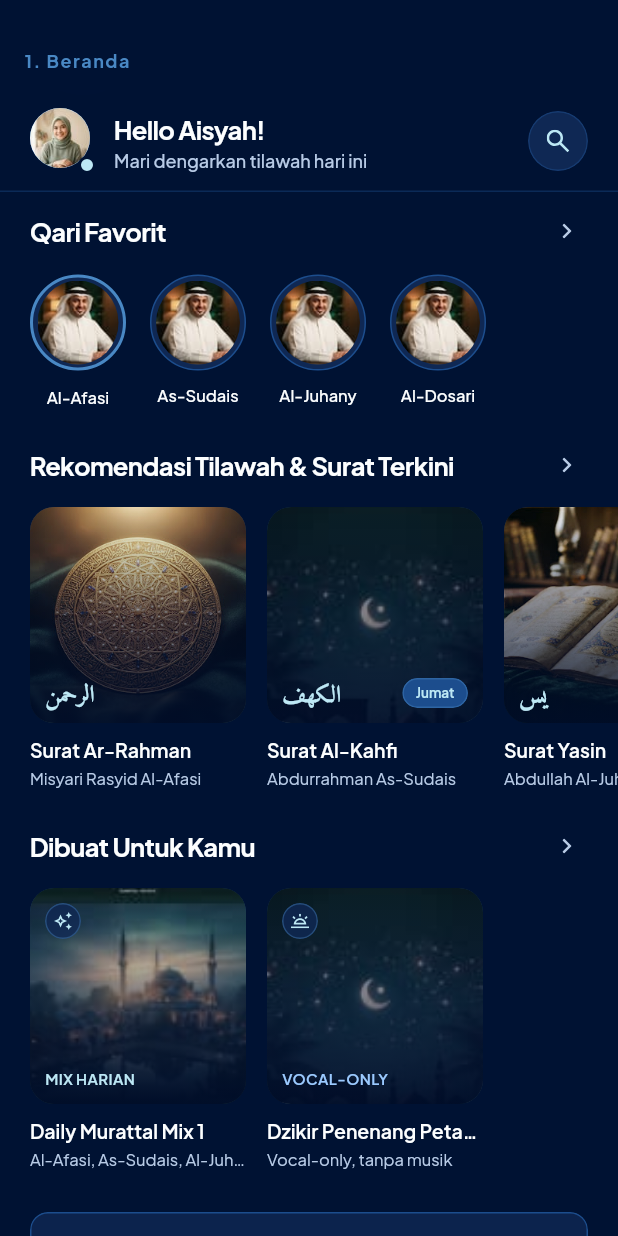
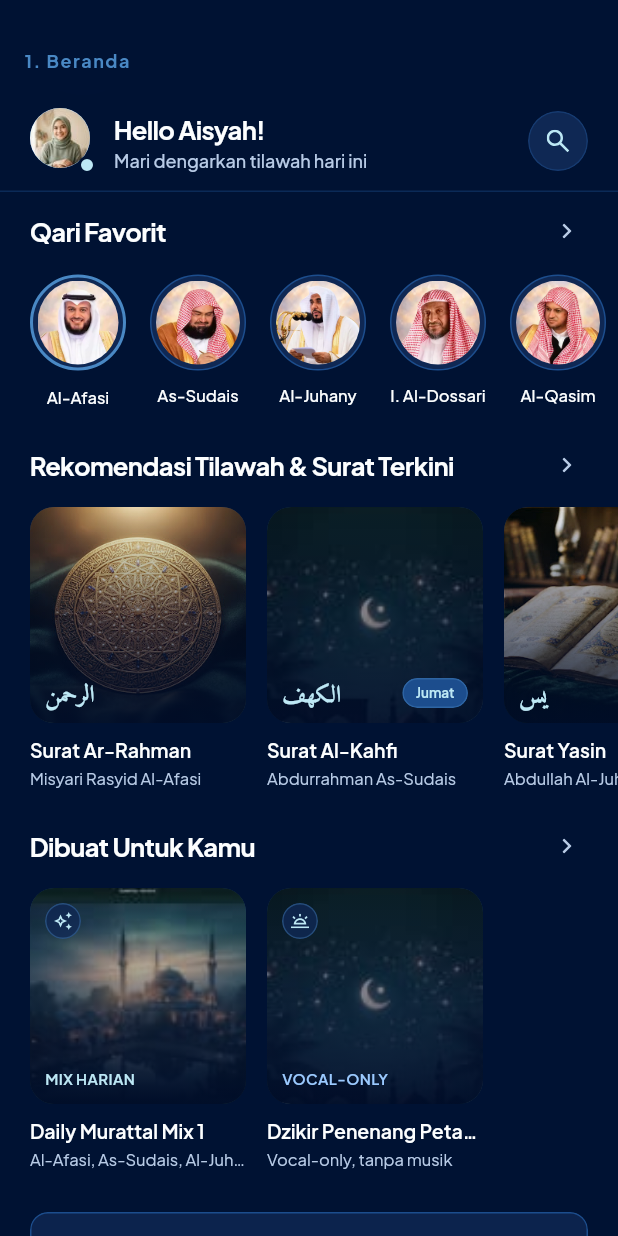
Before and after one commit to Rahmadarf/quran-app-final-project, a Flutter app: the WidgetGallery widget shown alone on an empty page, opened directly, on a phone screen of 412 x 824 dp. Run offline on Flutter 3.47's test engine with Material 3 defaults, Android fonts, the phone set to English and light mode, and no system bars; our stand-ins replace flutter_svg.

Commit message:
feat(qari): pasang foto qari favorit terbaru di galeri widget

```diff
--- a/lib/dev/widget_gallery.dart
+++ b/lib/dev/widget_gallery.dart
@@ -50,7 +50,18 @@ class _WidgetGalleryState extends State<WidgetGallery> {
   static const _alKahfi = AssetImage('assets/images/covers/al-kahfi.png');
   static const _yasin = AssetImage('assets/images/covers/yasin.png');
   static const _masjid = AssetImage('assets/images/covers/masjid-petang.png');
-  static const _afasi = AssetImage('assets/images/qari/al-afasi.png');
+  static const _qariAfasi =
+      AssetImage('assets/images/qari/misyari-rasyid-al-afasi.webp');
+  static const _qariSudais =
+      AssetImage('assets/images/qari/abdurrahman-as-sudais.webp');
+  static const _qariJuhany =
+      AssetImage('assets/images/qari/abdullah-al-juhany.webp');
+  static const _qariDossari =
+      AssetImage('assets/images/qari/ibrahim-al-dossari.webp');
+  static const _qariQasim =
+      AssetImage('assets/images/qari/abdul-muhsin-al-qasim.webp');
+  static const _qariYasser =
+      AssetImage('assets/images/qari/yasser-al-dossari.webp');
   static const _starfield =
       AssetImage('assets/images/backgrounds/starfield.png');
 
@@ -141,13 +152,21 @@ class _WidgetGalleryState extends State<WidgetGallery> {
           padding: EdgeInsets.symmetric(horizontal: 20),
           child: Row(
             children: [
-              QariAvatarItem(image: _afasi, name: 'Al-Afasi', selected: true),
+              QariAvatarItem(
+                image: _qariAfasi,
+                name: 'Al-Afasi',
+                selected: true,
+              ),
               SizedBox(width: 16),
-              QariAvatarItem(image: _afasi, name: 'As-Sudais'),
+              QariAvatarItem(image: _qariSudais, name: 'As-Sudais'),
               SizedBox(width: 16),
-              QariAvatarItem(image: _afasi, name: 'Al-Juhany'),
+              QariAvatarItem(image: _qariJuhany, name: 'Al-Juhany'),
               SizedBox(width: 16),
-              QariAvatarItem(image: _afasi, name: 'Al-Dosari'),
+              QariAvatarItem(image: _qariDossari, name: 'I. Al-Dossari'),
+              SizedBox(width: 16),
+              QariAvatarItem(image: _qariQasim, name: 'Al-Qasim'),
+              SizedBox(width: 16),
+              QariAvatarItem(image: _qariYasser, name: 'Y. Al-Dosari'),
             ],
           ),
         ),
@@ -561,7 +580,7 @@ class _WidgetGalleryState extends State<WidgetGallery> {
                     ),
                     const SizedBox(height: 24),
                     QariFooterCard(
-                      image: _afasi,
+                      image: _qariAfasi,
                       name: 'Misyari Rasyid Al-Afasi',
                       subtitle: 'Koleksi Murattal 30 Juz Bersuara Emas',
                       onTap: () {},
```
Also changed, not shown: assets/images/qari/abdul-muhsin-al-qasim.webp (added), assets/images/qari/abdullah-al-juhany.webp (added), assets/images/qari/abdurrahman-as-sudais.webp (added), assets/images/qari/al-afasi.png (deleted), assets/images/qari/ibrahim-al-dossari.webp (added), assets/images/qari/misyari-rasyid-al-afasi.webp (added), assets/images/qari/yasser-al-dossari.webp (added).
